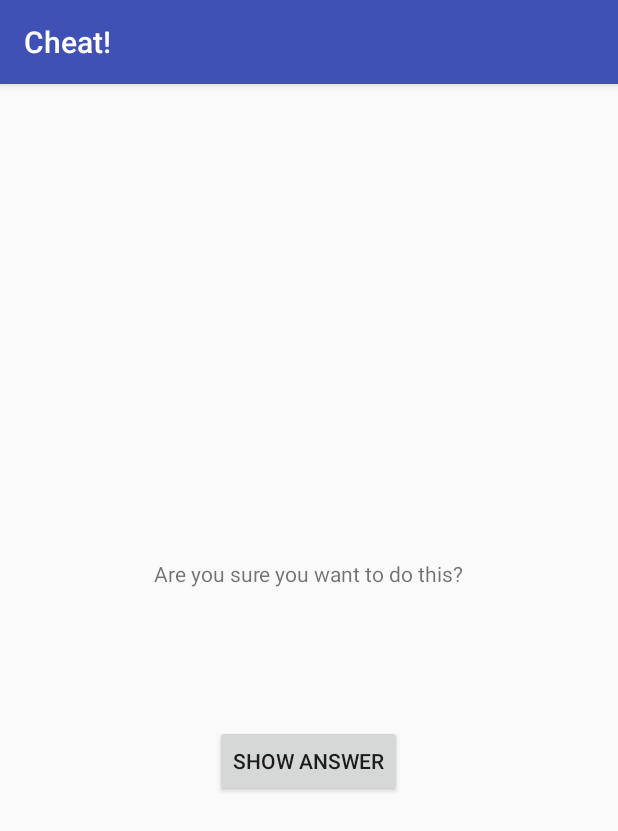
After one commit to guillemc/android-bignerdranch-geoquiz, an Android app: the CheatActivity screen opened directly, with no data from a screen before it, on a phone screen of 412 x 824 dp. The commit adds this screen. Shown: the top 831 px of the screen. Run offline under Robolectric (Android 15) with nearby library versions, the phone set to English and light mode, and no system bars.

Commit message:
CheatActivity

```diff
--- a/app/src/main/AndroidManifest.xml
+++ b/app/src/main/AndroidManifest.xml
@@ -18,6 +18,9 @@
                 <category android:name="android.intent.category.LAUNCHER" />
             </intent-filter>
         </activity>
+        <activity android:name=".CheatActivity"
+            android:label="@string/title_activity_cheat">
+        </activity>
     </application>
 
 </manifest>
--- /dev/null
+++ b/app/src/main/java/com/bignerdranch/android/geoquiz/CheatActivity.java
@@ -0,0 +1,60 @@
+package com.bignerdranch.android.geoquiz;
+
+import android.content.Context;
+import android.content.Intent;
+import android.support.v7.app.AppCompatActivity;
+import android.os.Bundle;
+import android.view.View;
+import android.widget.Button;
+import android.widget.TextView;
+
+public class CheatActivity extends AppCompatActivity {
+
+    private static final String EXTRA_ANSWER_IS_TRUE = "com.bignerdranch.android.geoquiz.answer_is_true";
+    private static final String EXTRA_ANSWER_SHOWN = "com.bignerdranch.android.geoquiz.answer_shown";
+
+    private boolean mAnswerIsTrue;
+    private TextView mAnswerTextView;
+    private Button mShowAnswer;
+
+    @Override
+    protected void onCreate(Bundle savedInstanceState) {
+        super.onCreate(savedInstanceState);
+        setContentView(R.layout.activity_cheat);
+
+        mAnswerIsTrue = getIntent().getBooleanExtra(EXTRA_ANSWER_IS_TRUE, false);
+        mAnswerTextView = (TextView) findViewById(R.id.answer_text_view);
+
+        mShowAnswer = (Button) findViewById(R.id.show_answer_button);
+        mShowAnswer.setOnClickListener(new View.OnClickListener() {
+            @Override
+            public void onClick(View v) {
+                mAnswerTextView.setText(mAnswerIsTrue ? R.string.true_button : R.string.false_button);
+
+                setAnswerShownResult(true);
+
+            }
+        });
+
+    }
+
+    private void setAnswerShownResult(boolean isAnswerShown)
+    {
+        Intent data = new Intent();
+        data.putExtra(EXTRA_ANSWER_SHOWN, isAnswerShown);
+
+        // setting a result with result code and intent with data
+        setResult(RESULT_OK, data);
+    }
+
+    public static Intent newIntent(Context c, boolean answerIsTrue) {
+        Intent i = new Intent(c, CheatActivity.class);
+        i.putExtra(EXTRA_ANSWER_IS_TRUE, answerIsTrue);
+        return i;
+    }
+
+    public static boolean wasAnswerShown(Intent data) {
+        return data.getBooleanExtra(EXTRA_ANSWER_SHOWN, false);
+    }
+
+}
--- /dev/null
+++ b/app/src/main/res/layout/activity_cheat.xml
@@ -0,0 +1,30 @@
+<?xml version="1.0" encoding="utf-8"?>
+
+<LinearLayout
+    xmlns:android="http://schemas.android.com/apk/res/android"
+    xmlns:tools="http://schemas.android.com/tools"
+    android:layout_width="match_parent"
+    android:layout_height="match_parent"
+    android:gravity="center"
+    android:orientation="vertical"
+    tools:context="com.bignerdranch.android.geoquiz.CheatActivity">
+
+
+    <TextView
+        android:layout_width="wrap_content"
+        android:layout_height="wrap_content"
+        android:padding="24dp"
+        android:text="@string/warning_text"/>
+    <TextView
+        android:layout_width="wrap_content"
+        android:layout_height="wrap_content"
+        android:id="@+id/answer_text_view"
+        android:padding="24dp"
+        tools:text="Answer"/>
+    <Button
+        android:layout_width="wrap_content"
+        android:layout_height="wrap_content"
+        android:id="@+id/show_answer_button"
+        android:text="@string/show_answer_button"/>
+
+</LinearLayout>
--- a/app/src/main/res/layout/content_quiz.xml
+++ b/app/src/main/res/layout/content_quiz.xml
@@ -29,6 +29,12 @@
 
 </LinearLayout>
 
+    <Button
+        android:layout_width="wrap_content"
+        android:layout_height="wrap_content"
+        android:id="@+id/cheat_button"
+        android:text="@string/cheat_button"/>
+
     <LinearLayout
         android:layout_width="wrap_content"
         android:layout_height="wrap_content"
--- a/app/src/main/res/values/strings.xml
+++ b/app/src/main/res/values/strings.xml
@@ -8,6 +8,12 @@
     <string name="next_button">Next</string>
     <string name="prev_button">Prev</string>
 
+    <string name="warning_text">Are you sure you want to do this?</string>
+    <string name="show_answer_button">Show Answer</string>
+    <string name="cheat_button">Cheat!</string>
+    <string name="judgement_toast">Cheating is wrong.</string>
+    <string name="title_activity_cheat">Cheat!</string>
+
     <string name="question_constantinople">Constantinople is the largest city in Turkey.</string>
     <string name="question_oceans">The Pacific Ocean is larger than the Atlantic Ocean.</string>
     <string name="question_mideast">The Suez Canal connects the Red Sea and the Indian Ocean.</string>
```
Also changed, not shown: app/src/main/java/com/bignerdranch/android/geoquiz/QuizActivity.java (+34 -2 lines), app/src/main/res/layout-land/content_quiz.xml (+8 -0 lines).
